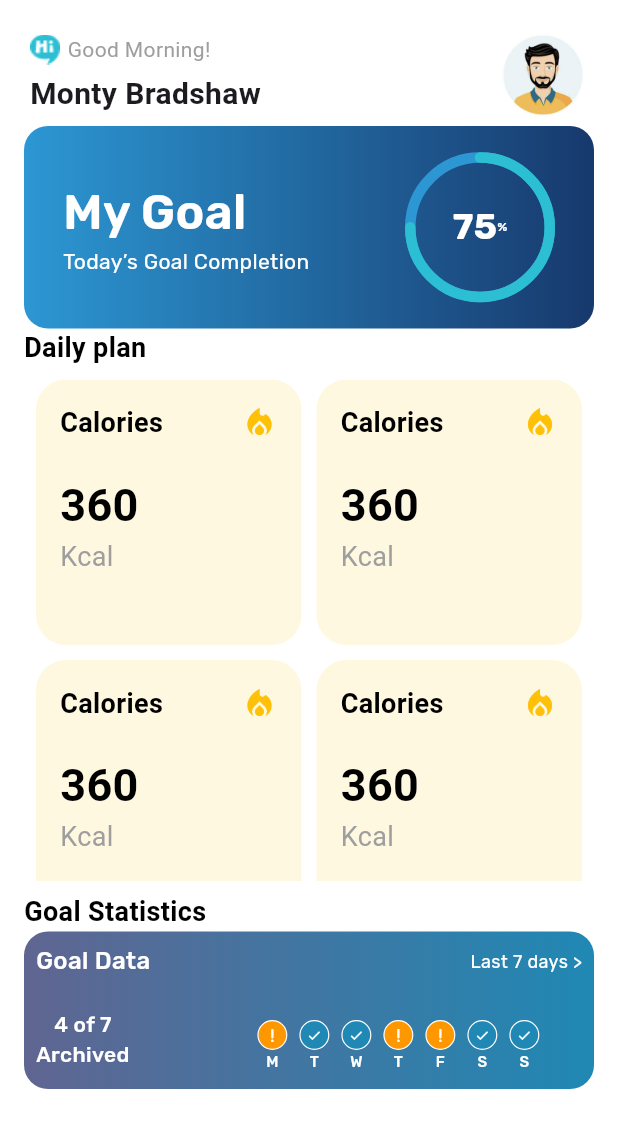
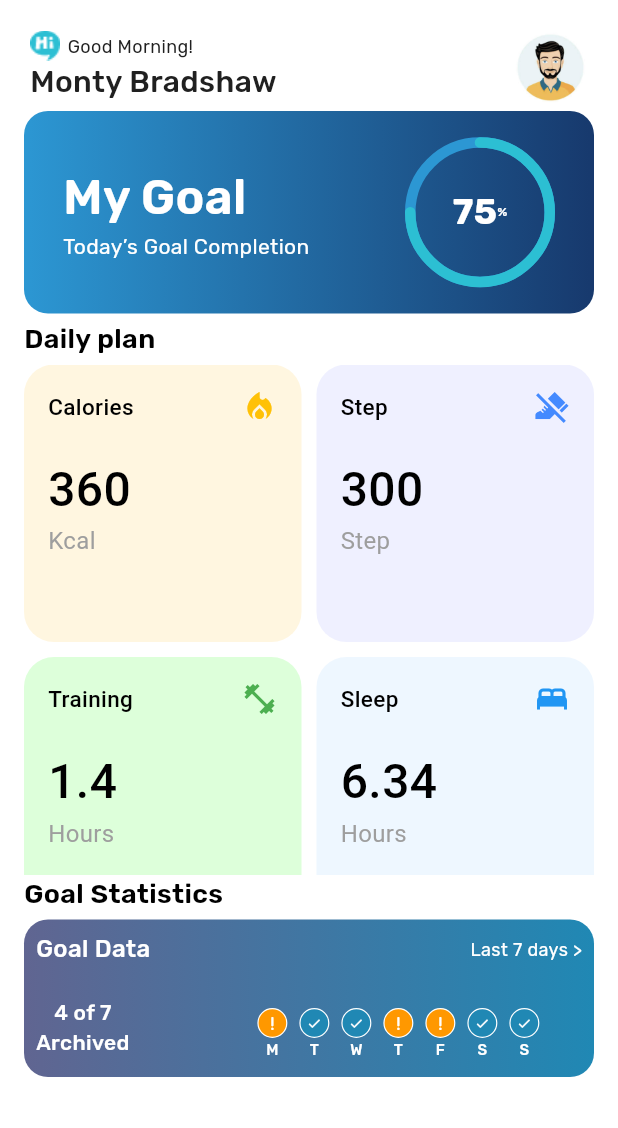
Before and after one commit to jatinkumarsahoo99/fitbe_mobile_app, a Flutter app: the HomeScreen screen opened by its route, on a phone screen of 412 x 824 dp. Shown: the top 1128 px of the screen. Run offline on Flutter 3.47's test engine with Material 3 defaults, Android fonts, the phone set to English and light mode, and no system bars; drawn by our look-alikes of percent_indicator; our stand-ins replace dio, flutter_svg, font_awesome_flutter, google_fonts, sms_autofill.

Commit message:
code optimise & route file updated

```diff
--- a/lib/app/app_theme/text_styles.dart
+++ b/lib/app/app_theme/text_styles.dart
@@ -54,6 +54,10 @@ class TextStyles{
     return GoogleFonts.rubik(textStyle: TextStyle(fontWeight: fontWeight??FontWeight.w500,fontSize: fontSize??12,color: const Color(0xFF404040)));
   }
 
+  TextStyle googleRubikFontsForSecondaryText9({double ?fontSize , FontWeight? fontWeight}){
+    return GoogleFonts.rubik(textStyle: TextStyle(fontWeight: fontWeight??FontWeight.w500,fontSize: fontSize??12,color: const Color(0xFF000000)));
+  }
+
   TextStyle googleRubikFontsForButtonText({double ?fontSize , FontWeight? fontWeight}){
     return GoogleFonts.rubik(textStyle: TextStyle(fontWeight: fontWeight??FontWeight.w400,fontSize: fontSize??16,color: const Color(0xFFFFFFFF)));
   }
--- a/lib/app/common_widgets/grid_view_widget.dart
+++ b/lib/app/common_widgets/grid_view_widget.dart
@@ -1,20 +1,47 @@
 import 'package:flutter/material.dart';
 
 class GridViewExample extends StatelessWidget {
-  final List<Map<String, dynamic>> items = List.generate(4, (index) => {
+  final List<Map<String, dynamic>> items = [
+    {
     "title": "Calories",
     "value": "360",
     "unit": "Kcal",
-    "icon": Icons.local_fire_department, // You can change the icon here
-  });
+    "icon": Icons.local_fire_department,
+      "color":const Color(0xffFFF6E0),
+      "iconColor":Colors.amber
+
+  },
+    {
+      "title": "Step",
+      "value": "300",
+      "unit": "Step",
+      "icon": Icons.do_not_step,
+      "color":const Color(0xffEFF0FF),
+      "iconColor":Colors.blueAccent
+    },
+    {
+      "title": "Training",
+      "value": "1.4",
+      "unit": "Hours",
+      "icon": Icons.fitness_center_sharp,
+      "color":const Color(0xffDDFFDA),
+      "iconColor":Colors.green
+    },
+    {
+      "title": "Sleep",
+      "value": "6.34",
+      "unit": "Hours",
+      "icon": Icons.bed,
+      "color":const Color(0xffEEF7FF),
+      "iconColor":Colors.blue
+    },
+  ];
 
   GridViewExample({super.key});
 
   @override
   Widget build(BuildContext context) {
-    return Padding(
-      padding: const EdgeInsets.all(8.0),
-      child: GridView.builder(
+    return GridView.builder(
       gridDelegate: const SliverGridDelegateWithFixedCrossAxisCount(
         crossAxisCount: 2, // Number of columns
         crossAxisSpacing: 10.0, // Space between columns
@@ -25,7 +52,7 @@ class GridViewExample extends StatelessWidget {
       itemBuilder: (context, index) {
         return Container(
           decoration: BoxDecoration(
-              color: const Color(0xFFFFF8E1), // Light beige color
+            color: items[index]['color']?? const Color(0xFFFFF8E1), // Light beige color
             borderRadius: BorderRadius.circular(20), // Rounded corners
             // border: Border.all(color: Colors.blueAccent, width: 2),
           ),
@@ -38,11 +65,11 @@ class GridViewExample extends StatelessWidget {
                 children: [
                   Text(
                     items[index]["title"],
-                      style: const TextStyle(fontSize: 18, fontWeight: FontWeight.bold, color: Colors.black),
+                    style: const TextStyle(fontSize: 15, fontWeight: FontWeight.w500, color: Colors.black),
                   ),
                   Icon(
                     items[index]["icon"],
-                      color: Colors.amber,
+                    color: items[index]['iconColor']?? Colors.amber,
                     size: 24.0,
                   ),
                 ],
@@ -50,17 +77,16 @@ class GridViewExample extends StatelessWidget {
               const SizedBox(height: 20.0),
               Text(
                 items[index]["value"],
-                  style: const TextStyle(fontSize: 30, fontWeight: FontWeight.bold, color: Colors.black),
+                style: const TextStyle(fontSize: 32, fontWeight: FontWeight.w500, color: Colors.black),
               ),
               Text(
                 items[index]["unit"],
-                  style: const TextStyle(fontSize: 18, color: Colors.grey),
+                style: const TextStyle(fontSize: 16, color: Colors.grey,fontWeight: FontWeight.w400),
               ),
             ],
           ),
         );
       },
-      ),
     );
   }
 }
--- a/lib/app/modules/home_screen/home_screen.dart
+++ b/lib/app/modules/home_screen/home_screen.dart
@@ -1,5 +1,6 @@
 import 'package:flutter/material.dart';
 
+import '../../app_theme/text_styles.dart';
 import '../../common_widgets/card_widget_with_per.dart';
 import '../../common_widgets/goal_data_card.dart';
 import '../../common_widgets/grid_view_widget.dart';
@@ -34,28 +35,22 @@ class _HomeScreenState extends State<HomeScreen> {
                           // Icon(Icons.tag_faces, color: Colors.blue),
                           Image.asset("assets/images/hi.png",height: 20,width: 20,),
                           const SizedBox(width: 5.0),
-                          const Text(
+                           Text(
                             'Good Morning!',
-                            style: TextStyle(
-                              fontSize: 14.0,
-                              color: Colors.grey,
-                            ),
+                            style: TextStyles(context).googleRubikFontsForHeading(fontSize: 12,fontWeight: FontWeight.w400),
                           ),
                         ],
                       ),
-                      const SizedBox(height: 5.0),
-                      const Text(
+                      // const SizedBox(height: 3.0),
+                       Text(
                         'Monty Bradshaw',
-                        style: TextStyle(
-                          fontSize: 20.0,
-                          fontWeight: FontWeight.bold,
-                        ),
+                        style: TextStyles(context).googleRubikFontsForHeading(fontSize: 20,fontWeight: FontWeight.w500),
                       ),
                     ],
                   ),
                   Container(
-                    width: 60.0, // Radius * 2
-                    height: 60.0, // Radius * 2
+                    width: 50.0, // Radius * 2
+                    height: 50.0, // Radius * 2
                     decoration: const BoxDecoration(
                       shape: BoxShape.circle,
                       image: DecorationImage(
@@ -68,18 +63,27 @@ class _HomeScreenState extends State<HomeScreen> {
               ),
             ),
             const CardWidgetWithPer(),
-            const Row(
+            const SizedBox(
+              height: 4,
+            ),
+             Row(
               mainAxisAlignment: MainAxisAlignment.start,
               children: [
-                Text("Daily plan",style: TextStyle(color: Color(0xff000000),fontSize: 18,fontWeight: FontWeight.w600),),
+                Text("Daily plan",style: TextStyles(context).googleRubikFontsForSecondaryText9(fontWeight: FontWeight.w600,fontSize: 18),)
               ],
             ),
-            SizedBox(height: 350, child: GridViewExample()),
-            const Row(
+            const SizedBox(
+              height: 4,
+            ),
+            SizedBox(height: 340, child: GridViewExample()),
+             Row(
               mainAxisAlignment: MainAxisAlignment.start,
               children: [
-                Text("Goal Statistics",style: TextStyle(color: Color(0xff000000),fontSize: 18,fontWeight: FontWeight.w600),),
+                Text("Goal Statistics",style: TextStyles(context).googleRubikFontsForSecondaryText9(fontWeight: FontWeight.w600,fontSize: 18),),
               ],
+            ),
+            const SizedBox(
+              height: 4,
             ),
             const GoalDataCard()
           ],
```
Also changed, not shown: lib/app/modules/forgot_password/forgot_password.dart (+5 -22 lines), lib/app/modules/forgot_password/forgot_password_otp.dart (+7 -25 lines), lib/app/modules/signIn_screen.dart (+7 -22 lines), lib/app/modules/signup_screen/signup_screen.dart (+9 -25 lines). Lines whose indentation alone changed are shown as unchanged.
